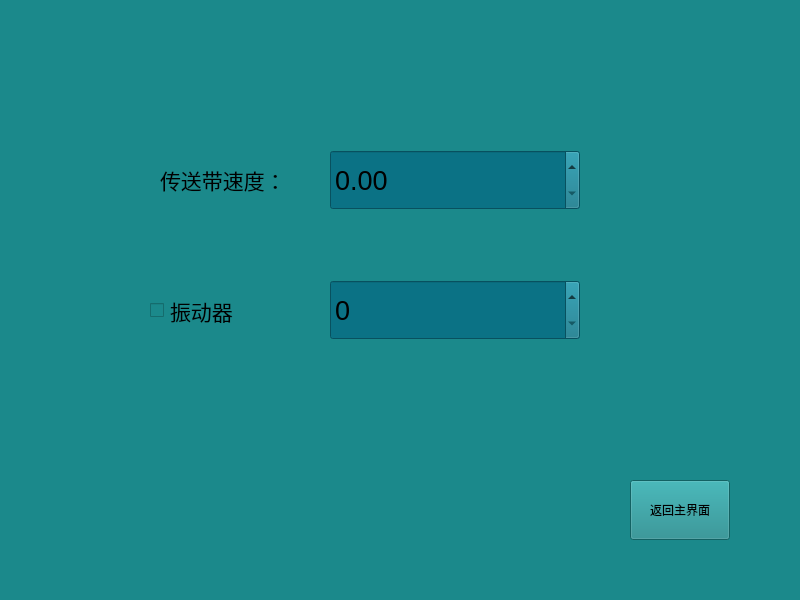
First picture: the form in ColorSelect/page_02.ui, repository ChihiroFairy/MyCode, before the edit.
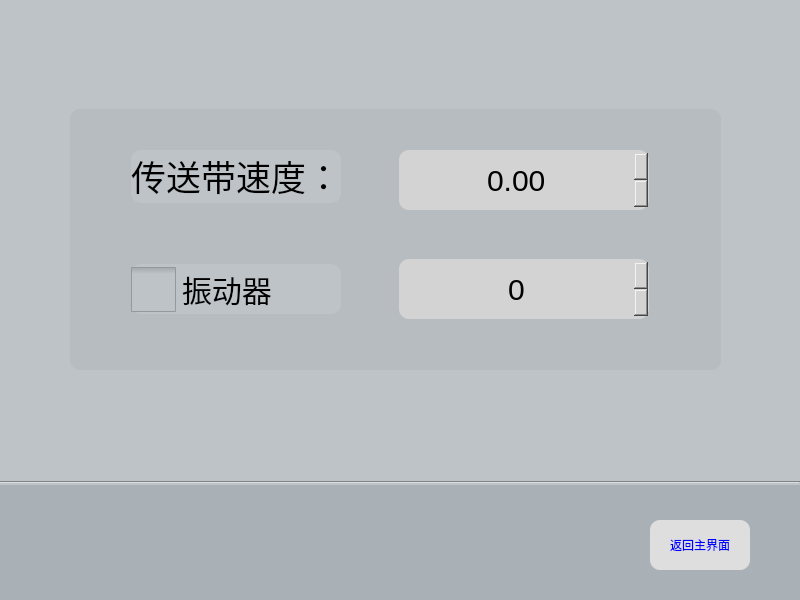
Second picture: the form after the edit. Icons and pictures are not drawn.

Patch:
```diff
--- a/ColorSelect/page_02.ui
+++ b/ColorSelect/page_02.ui
@@ -10,25 +10,55 @@
     <height>600</height>
    </rect>
   </property>
+  <property name="sizePolicy">
+   <sizepolicy hsizetype="Expanding" vsizetype="Expanding">
+    <horstretch>30</horstretch>
+    <verstretch>30</verstretch>
+   </sizepolicy>
+  </property>
+  <property name="minimumSize">
+   <size>
+    <width>800</width>
+    <height>600</height>
+   </size>
+  </property>
+  <property name="sizeIncrement">
+   <size>
+    <width>1000</width>
+    <height>800</height>
+   </size>
+  </property>
+  <property name="baseSize">
+   <size>
+    <width>800</width>
+    <height>600</height>
+   </size>
+  </property>
   <property name="windowTitle">
    <string>Form</string>
   </property>
   <property name="styleSheet">
-   <string notr="true">QMainWindow,QWidget{background-color:#1b898b}
+   <string notr="true">QMainWindow,QWidget{background-color:#bdc3c7;}
 </string>
   </property>
   <widget class="QDoubleSpinBox" name="speedAdj_DoubleSpinBox">
    <property name="geometry">
     <rect>
-     <x>330</x>
+     <x>399</x>
      <y>150</y>
      <width>250</width>
      <height>60</height>
     </rect>
    </property>
+   <property name="minimumSize">
+    <size>
+     <width>250</width>
+     <height>60</height>
+    </size>
+   </property>
    <property name="font">
     <font>
-     <pointsize>20</pointsize>
+     <pointsize>-1</pointsize>
     </font>
    </property>
    <property name="styleSheet">
@@ -36,67 +66,109 @@
 	subcontrol-origin:border;
     subcontrol-position:right;
  	image: url(:/new/icon/icon/plus.png);
-    width: 50px;
-    height: 50px;       
+	background: #AAB1B6;
+	border-radius:10px;
+	border:1px solid gray;
+    width: 45px;
+    height: 45px;       
+}
+QDoubleSpinBox::up-button:pressed {
+margin-top:3px;
 }
 QDoubleSpinBox::down-button {
 	subcontrol-origin:border;
     subcontrol-position:left;
  	image: url(:/new/icon/icon/minus.png);
-    width: 50px;
-    height: 50px; 
+	background: #AAB1B6;
+	border-radius:10px;
+	border:1px solid gray;
+    width: 45px;
+    height: 45px; 
+}
+QDoubleSpinBox::down-button:pressed {
+margin-top:3px;
 }
 QDoubleSpinBox{
-background-color:#0b7285;
 border-width:5px;
+font-size:30px;
+border-radius:10px;
+background:lightgray;
 }</string>
    </property>
+   <property name="alignment">
+    <set>Qt::AlignCenter</set>
+   </property>
   </widget>
   <widget class="QPushButton" name="exitButton">
    <property name="geometry">
     <rect>
-     <x>630</x>
-     <y>480</y>
+     <x>650</x>
+     <y>520</y>
      <width>100</width>
-     <height>60</height>
+     <height>50</height>
     </rect>
    </property>
+   <property name="minimumSize">
+    <size>
+     <width>100</width>
+     <height>50</height>
+    </size>
+   </property>
+   <property name="styleSheet">
+    <string notr="true">QPushButton{
+border-radius:10px;
+background:#dedede;
+color:blue;
+}
+QPushButton::pressed{
+background:lightyellow;
+}
+</string>
+   </property>
    <property name="text">
     <string>返回主界面</string>
    </property>
   </widget>
-  <widget class="QLabel" name="speedLabel">
-   <property name="geometry">
-    <rect>
-     <x>160</x>
-     <y>160</y>
-     <width>141</width>
-     <height>41</height>
-    </rect>
-   </property>
-   <property name="text">
-    <string>&lt;html&gt;&lt;head/&gt;&lt;body&gt;&lt;p&gt;&lt;span style=&quot; font-size:16pt;&quot;&gt;传送带速度：&lt;/span&gt;&lt;/p&gt;&lt;/body&gt;&lt;/html&gt;</string>
-   </property>
-  </widget>
   <widget class="QCheckBox" name="vibratorButton">
    <property name="enabled">
     <bool>true</bool>
    </property>
    <property name="geometry">
     <rect>
-     <x>150</x>
-     <y>290</y>
-     <width>151</width>
-     <height>41</height>
+     <x>131</x>
+     <y>264</y>
+     <width>210</width>
+     <height>50</height>
     </rect>
    </property>
+   <property name="minimumSize">
+    <size>
+     <width>210</width>
+     <height>50</height>
+    </size>
+   </property>
    <property name="font">
     <font>
-     <pointsize>16</pointsize>
+     <pointsize>-1</pointsize>
     </font>
    </property>
    <property name="styleSheet">
-    <string notr="true">QCheckBox{border-color: rgb(186, 189, 182);}</string>
+    <string notr="true">QCheckBox{
+font-size:30px;
+border-radius:10px;
+background:#bdc3c7;
+}
+QCheckBox::indicator {
+width: 45px;
+height: 45px;
+color: rgb(0, 0, 0);
+}
+QCheckBox::indicator:unchecked {
+	image: url(:/new/icon/icon/复选框-未选择.png);
+}
+QCheckBox::indicator:checked {
+	image: url(:/new/icon/icon/复选框-选中.png);
+}</string>
    </property>
    <property name="text">
     <string>振动器</string>
@@ -105,15 +177,21 @@
   <widget class="QSpinBox" name="vibratorAdj_spinBox">
    <property name="geometry">
     <rect>
-     <x>330</x>
-     <y>280</y>
+     <x>399</x>
+     <y>259</y>
      <width>250</width>
      <height>60</height>
     </rect>
    </property>
+   <property name="minimumSize">
+    <size>
+     <width>250</width>
+     <height>60</height>
+    </size>
+   </property>
    <property name="font">
     <font>
-     <pointsize>20</pointsize>
+     <pointsize>-1</pointsize>
     </font>
    </property>
    <property name="styleSheet">
@@ -121,22 +199,148 @@
 	subcontrol-origin:border;
     subcontrol-position:right;
  	image: url(:/new/icon/icon/plus.png);
-    width: 50px;
-    height: 50px;       
+	background: #AAB1B6;
+	border-radius:10px;
+	border:1px solid gray;
+    width: 45px;
+    height: 45px;    
+}
+QSpinBox::up-button:pressed {
+margin-top:3px;
 }
 QSpinBox::down-button {
 	subcontrol-origin:border;
     subcontrol-position:left;
  	image: url(:/new/icon/icon/minus.png);
-    width: 50px;
-    height: 50px; 
+	background:#AAB1B6;
+	border-radius:10px;
+	border:1px solid gray;
+    width: 45px;
+    height: 45px; 
+}
+QSpinBox::down-button:pressed {
+margin-top:3px;
 }
 QSpinBox{
-background-color:#0b7285;
 border-width:5px;
+font-size:30px;
+border-radius:10px;
+background:lightgray;
+}
+
+</string>
+   </property>
+   <property name="alignment">
+    <set>Qt::AlignCenter</set>
+   </property>
+  </widget>
+  <widget class="Line" name="line">
+   <property name="geometry">
+    <rect>
+     <x>0</x>
+     <y>480</y>
+     <width>800</width>
+     <height>5</height>
+    </rect>
+   </property>
+   <property name="orientation">
+    <enum>Qt::Horizontal</enum>
+   </property>
+  </widget>
+  <widget class="QWidget" name="widget" native="true">
+   <property name="geometry">
+    <rect>
+     <x>0</x>
+     <y>480</y>
+     <width>800</width>
+     <height>121</height>
+    </rect>
+   </property>
+   <property name="sizePolicy">
+    <sizepolicy hsizetype="Preferred" vsizetype="Fixed">
+     <horstretch>100</horstretch>
+     <verstretch>50</verstretch>
+    </sizepolicy>
+   </property>
+   <property name="minimumSize">
+    <size>
+     <width>800</width>
+     <height>120</height>
+    </size>
+   </property>
+   <property name="styleSheet">
+    <string notr="true">QWidget{
+background:#AAB1B6;
 }</string>
    </property>
   </widget>
+  <widget class="QLabel" name="label">
+   <property name="enabled">
+    <bool>true</bool>
+   </property>
+   <property name="geometry">
+    <rect>
+     <x>70</x>
+     <y>109</y>
+     <width>651</width>
+     <height>261</height>
+    </rect>
+   </property>
+   <property name="sizePolicy">
+    <sizepolicy hsizetype="Expanding" vsizetype="Expanding">
+     <horstretch>0</horstretch>
+     <verstretch>0</verstretch>
+    </sizepolicy>
+   </property>
+   <property name="minimumSize">
+    <size>
+     <width>100</width>
+     <height>240</height>
+    </size>
+   </property>
+   <property name="styleSheet">
+    <string notr="true">QLabel{
+border-radius:10px;
+background:#B6BCC0;
+}</string>
+   </property>
+   <property name="text">
+    <string/>
+   </property>
+  </widget>
+  <widget class="QLabel" name="speedLabel">
+   <property name="geometry">
+    <rect>
+     <x>131</x>
+     <y>150</y>
+     <width>210</width>
+     <height>53</height>
+    </rect>
+   </property>
+   <property name="minimumSize">
+    <size>
+     <width>210</width>
+     <height>50</height>
+    </size>
+   </property>
+   <property name="styleSheet">
+    <string notr="true">QLabel{
+border-radius:10px;
+background:#bdc3c7;
+}</string>
+   </property>
+   <property name="text">
+    <string>&lt;html&gt;&lt;head/&gt;&lt;body&gt;&lt;p&gt;&lt;span style=&quot; font-size:26pt;&quot;&gt;传送带速度：&lt;/span&gt;&lt;/p&gt;&lt;/body&gt;&lt;/html&gt;</string>
+   </property>
+  </widget>
+  <zorder>widget</zorder>
+  <zorder>label</zorder>
+  <zorder>speedAdj_DoubleSpinBox</zorder>
+  <zorder>exitButton</zorder>
+  <zorder>speedLabel</zorder>
+  <zorder>vibratorButton</zorder>
+  <zorder>vibratorAdj_spinBox</zorder>
+  <zorder>line</zorder>
  </widget>
  <resources/>
  <connections/>
```
